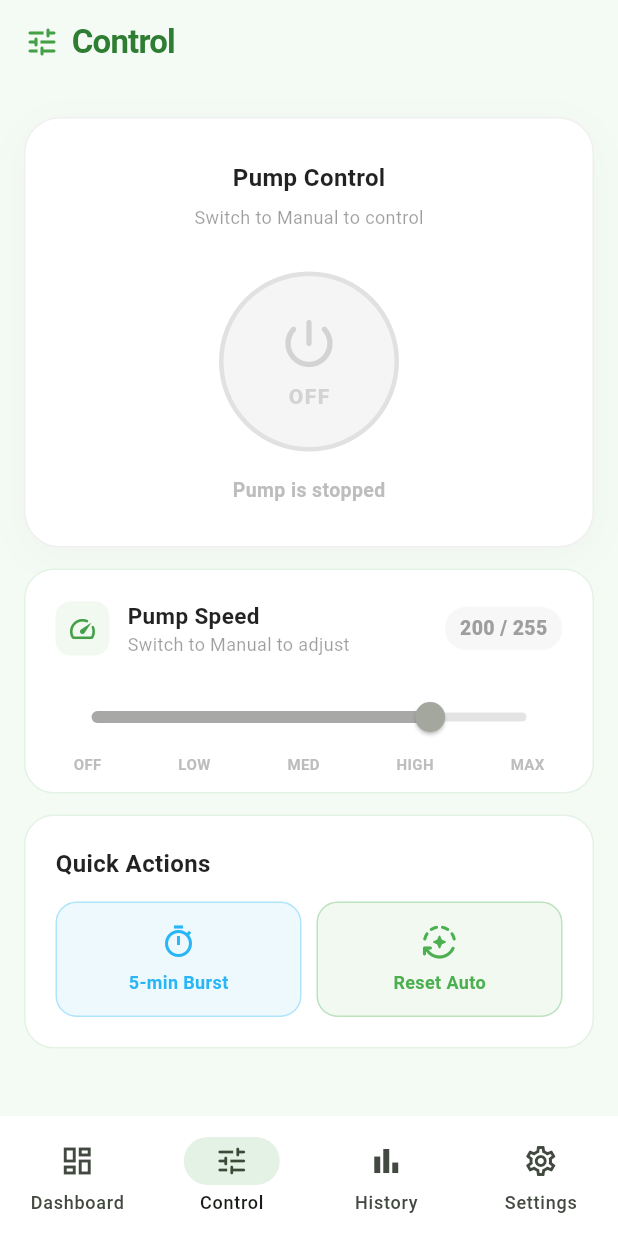
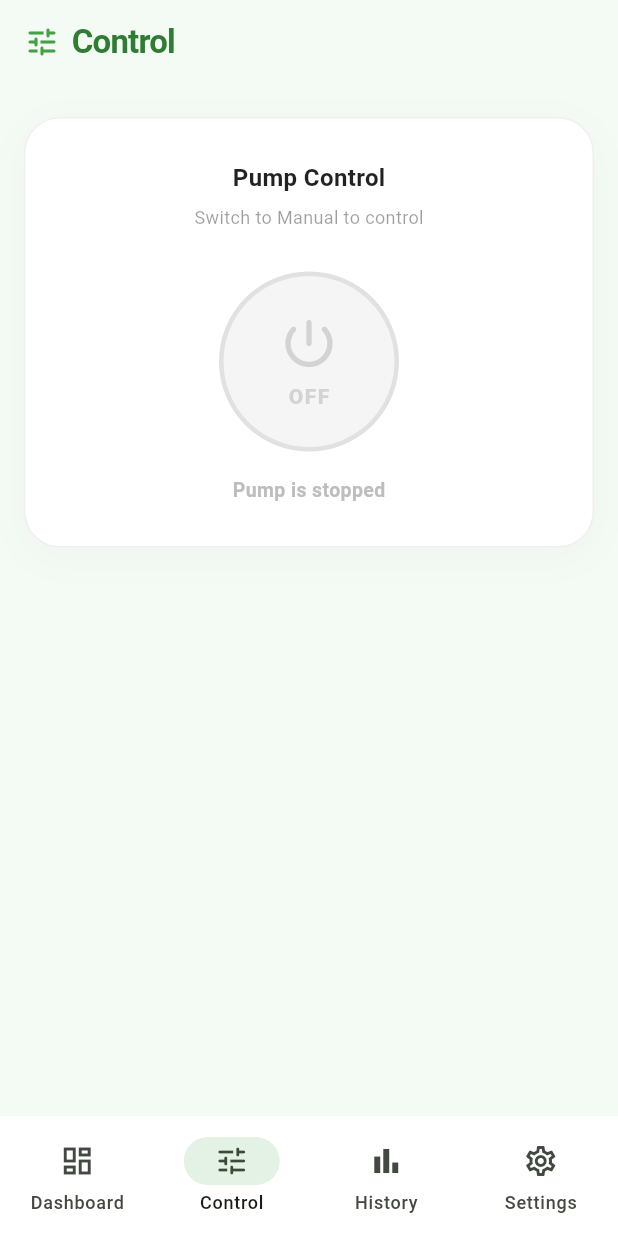
Before and after one commit to mohamed-emad-c4/iot_mnu_app, a Flutter app: the MainScaffold screen opened directly, item 2 of the bottom bar chosen, on a phone screen of 412 x 824 dp. Run offline on Flutter 3.47's test engine with Material 3 defaults, Android fonts, the phone set to English and light mode, and no system bars; our stand-ins replace fl_chart, flutter_riverpod, shared_preferences; accounts and stored records are empty.

Commit message:
Refactor ControlScreen by removing unused QuickActionsCard and associated logic; streamline imports and layout for improved readability.

```diff
--- a/lib/presentation/screens/control/control_screen.dart
+++ b/lib/presentation/screens/control/control_screen.dart
@@ -1,12 +1,9 @@
-import 'dart:async';
-
 import 'package:flutter/material.dart';
 import 'package:flutter_riverpod/flutter_riverpod.dart';
 
 import '../../../core/constants/app_colors.dart';
+import '../../providers/irrigation_provider.dart';
 import '../../../domain/entities/pump_control.dart';
-import '../../providers/irrigation_provider.dart';
-import 'widgets/flow_rate_card.dart';
 import 'widgets/mode_toggle_card.dart';
 import 'widgets/pump_toggle_card.dart';
 
@@ -76,14 +73,6 @@ class ControlScreen extends ConsumerWidget {
 
                 // ─── Pump toggle ─────────────────────────────────────────
                 const PumpToggleCard(),
-                const SizedBox(height: 14),
-
-                // ─── Pump speed ──────────────────────────────────────────
-                const PumpSpeedCard(),
-                const SizedBox(height: 14),
-
-                // ─── Quick actions ───────────────────────────────────────
-                const _QuickActionsCard(),
               ],
             ),
           ),
@@ -92,176 +81,3 @@ class ControlScreen extends ConsumerWidget {
     );
   }
 }
-
-// Uses StatefulWidget to hold the burst timer without a global provider.
-class _QuickActionsCard extends ConsumerStatefulWidget {
-  const _QuickActionsCard();
-
-  @override
-  ConsumerState<_QuickActionsCard> createState() => _QuickActionsCardState();
-}
-
-class _QuickActionsCardState extends ConsumerState<_QuickActionsCard> {
-  Timer? _burstTimer;
-  int _burstSecondsLeft = 0;
-
-  @override
-  void dispose() {
-    _burstTimer?.cancel();
-    super.dispose();
-  }
-
-  Future<void> _startBurst() async {
-    final notifier = ref.read(pumpControlProvider.notifier);
-    await notifier.setMode(IrrigationMode.manual);
-
-    final pump = ref.read(pumpControlProvider).valueOrNull;
-    if (pump != null && !pump.manualRunRequest) {
-      await notifier.togglePump();
-    }
-
-    setState(() => _burstSecondsLeft = 300); // 5 minutes
-
-    _burstTimer?.cancel();
-    _burstTimer = Timer.periodic(const Duration(seconds: 1), (t) async {
-      if (!mounted) { t.cancel(); return; }
-      setState(() => _burstSecondsLeft--);
-      if (_burstSecondsLeft <= 0) {
-        t.cancel();
-        await ref.read(pumpControlProvider.notifier).togglePump();
-        await ref.read(pumpControlProvider.notifier).setMode(IrrigationMode.automatic);
-        if (mounted) {
-          ScaffoldMessenger.of(context).showSnackBar(
-            const SnackBar(
-              content: Text('5-minute burst complete — auto mode restored'),
-              backgroundColor: AppColors.ok,
-            ),
-          );
-        }
-      }
-    });
-
-    if (mounted) {
-      ScaffoldMessenger.of(context).showSnackBar(
-        const SnackBar(
-          content: Text('5-minute burst started'),
-          backgroundColor: AppColors.info,
-        ),
-      );
-    }
-  }
-
-  String get _burstLabel {
-    if (_burstSecondsLeft <= 0) return '5-min Burst';
-    final m = _burstSecondsLeft ~/ 60;
-    final s = _burstSecondsLeft % 60;
-    return '${m}m ${s.toString().padLeft(2, '0')}s';
-  }
-
-  @override
-  Widget build(BuildContext context) {
-    final isDark = Theme.of(context).brightness == Brightness.dark;
-    final isBursting = _burstSecondsLeft > 0;
-
-    return Container(
-      decoration: BoxDecoration(
-        color: isDark ? AppColors.surfaceDark2 : Colors.white,
-        borderRadius: BorderRadius.circular(20),
-        border: Border.all(color: AppColors.green500.withAlpha(40)),
-      ),
-      padding: const EdgeInsets.all(20),
-      child: Column(
-        crossAxisAlignment: CrossAxisAlignment.start,
-        children: [
-          Text(
-            'Quick Actions',
-            style: TextStyle(
-              fontSize: 16,
-              fontWeight: FontWeight.w700,
-              color: isDark ? Colors.white : Colors.black87,
-            ),
-          ),
-          const SizedBox(height: 14),
-          Row(
-            children: [
-              Expanded(
-                child: _ActionButton(
-                  label: _burstLabel,
-                  icon: isBursting ? Icons.timer : Icons.timer_outlined,
-                  color: isBursting ? AppColors.warning : AppColors.info,
-                  onTap: isBursting ? null : _startBurst,
-                ),
-              ),
-              const SizedBox(width: 10),
-              Expanded(
-                child: _ActionButton(
-                  label: 'Reset Auto',
-                  icon: Icons.auto_mode_rounded,
-                  color: AppColors.ok,
-                  onTap: () async {
-                    _burstTimer?.cancel();
-                    setState(() => _burstSecondsLeft = 0);
-                    await ref
-                        .read(pumpControlProvider.notifier)
-                        .setMode(IrrigationMode.automatic);
-                    if (!context.mounted) return;
-                    ScaffoldMessenger.of(context).showSnackBar(
-                      const SnackBar(
-                        content: Text('Switched back to automatic mode'),
-                        backgroundColor: AppColors.ok,
-                      ),
-                    );
-                  },
-                ),
-              ),
-            ],
-          ),
-        ],
-      ),
-    );
-  }
-}
-
-class _ActionButton extends StatelessWidget {
-  final String label;
-  final IconData icon;
-  final Color color;
-  final VoidCallback? onTap;
-
-  const _ActionButton({
-    required this.label,
-    required this.icon,
-    required this.color,
-    required this.onTap,
-  });
-
-  @override
-  Widget build(BuildContext context) {
-    return GestureDetector(
-      onTap: onTap,
-      child: Container(
-        padding: const EdgeInsets.symmetric(vertical: 14),
-        decoration: BoxDecoration(
-          color: color.withAlpha(onTap == null ? 10 : 20),
-          borderRadius: BorderRadius.circular(14),
-          border: Border.all(color: color.withAlpha(onTap == null ? 40 : 80)),
-        ),
-        child: Column(
-          mainAxisSize: MainAxisSize.min,
-          children: [
-            Icon(icon, color: color, size: 24),
-            const SizedBox(height: 6),
-            Text(
-              label,
-              style: TextStyle(
-                fontSize: 12,
-                fontWeight: FontWeight.w600,
-                color: color,
-              ),
-            ),
-          ],
-        ),
-      ),
-    );
-  }
-}
```
